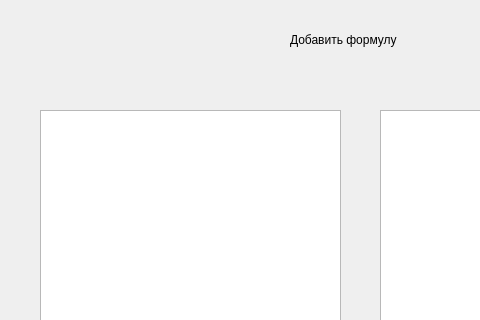
Before: the Qt Designer form PyQtGraph/ui/grapth1.ui in Elizaveta-pl/d-19, drawn with Qt 5; both pictures show x 0 to 480 and y 0 to 320 of the 727 by 504 pixel window.
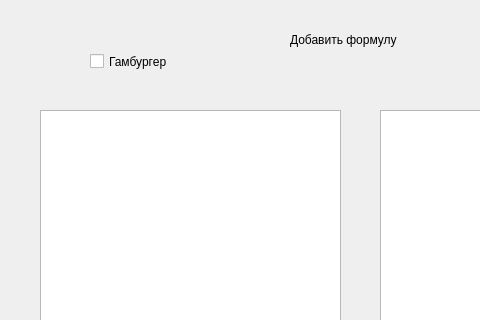
After: the same form once the commit is applied.

```diff
--- a/PyQtGraph/ui/grapth1.ui
+++ b/PyQtGraph/ui/grapth1.ui
@@ -82,6 +82,22 @@
     </rect>
    </property>
   </widget>
+  <widget class="QCheckBox" name="Gamburger">
+   <property name="geometry">
+    <rect>
+     <x>90</x>
+     <y>50</y>
+     <width>92</width>
+     <height>23</height>
+    </rect>
+   </property>
+   <property name="text">
+    <string>Гамбургер</string>
+   </property>
+   <property name="checked">
+    <bool>false</bool>
+   </property>
+  </widget>
   <zorder>listViewGrapth</zorder>
   <zorder>pushBuild</zorder>
   <zorder>lineGrapth</zorder>
```
Left out of the diff: 1 changed line with no effect on the pictures.
